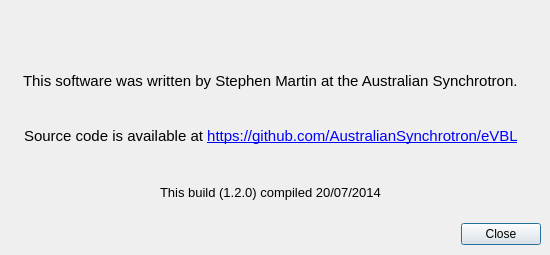
This is src/about.ui in AustralianSynchrotron/eVBL as Qt 5 draws it before an edit. The edited form follows.
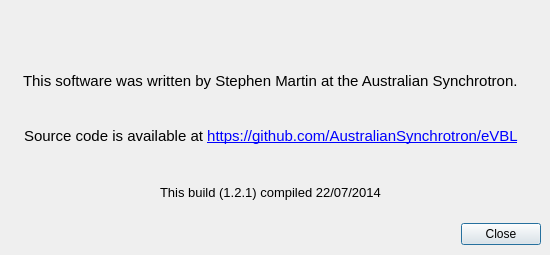
This is the edited form. Icons and pictures are not drawn.

```diff
--- a/src/about.ui
+++ b/src/about.ui
@@ -207,7 +207,7 @@
          </font>
         </property>
         <property name="text">
-         <string>This build (1.2.0) compiled 20/07/2014</string>
+         <string>This build (1.2.1) compiled 22/07/2014</string>
         </property>
        </widget>
       </item>
```
